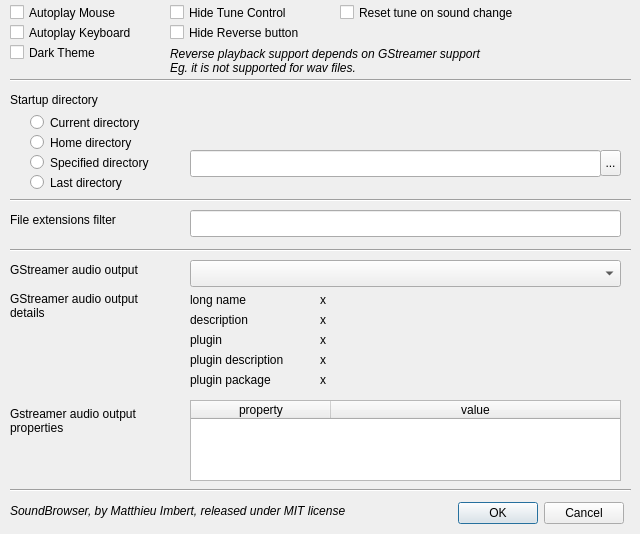
Qt form lib/ui_lib/prefs_dial.ui (mimbert/soundbrowser) before a commit.
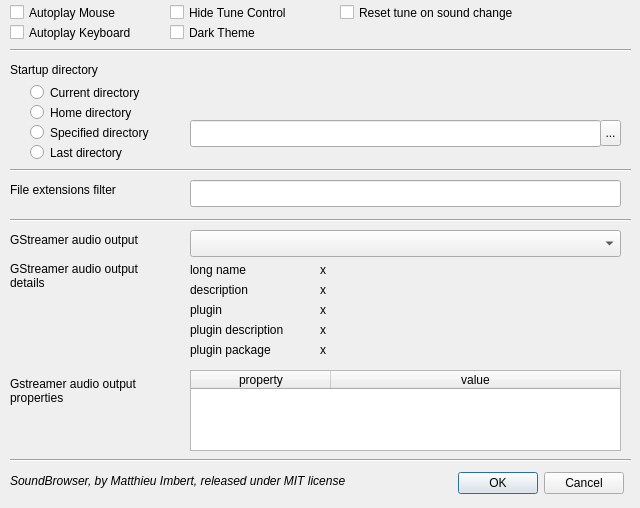
The same form after that commit. Icons and pictures are not drawn.

Commit message: fix rate handling + remove reverse playing

Patch:
```diff
--- a/lib/ui_lib/prefs_dial.ui
+++ b/lib/ui_lib/prefs_dial.ui
@@ -7,7 +7,7 @@
     <x>0</x>
     <y>0</y>
     <width>640</width>
-    <height>534</height>
+    <height>508</height>
    </rect>
   </property>
   <property name="sizePolicy">
@@ -30,7 +30,7 @@
    <property name="geometry">
     <rect>
      <x>450</x>
-     <y>500</y>
+     <y>470</y>
      <width>181</width>
      <height>27</height>
     </rect>
@@ -49,7 +49,7 @@
    <property name="geometry">
     <rect>
      <x>30</x>
-     <y>110</y>
+     <y>80</y>
      <width>141</width>
      <height>25</height>
     </rect>
@@ -68,7 +68,7 @@
    <property name="geometry">
     <rect>
      <x>30</x>
-     <y>130</y>
+     <y>100</y>
      <width>129</width>
      <height>25</height>
     </rect>
@@ -87,7 +87,7 @@
    <property name="geometry">
     <rect>
      <x>30</x>
-     <y>150</y>
+     <y>120</y>
      <width>151</width>
      <height>25</height>
     </rect>
@@ -106,7 +106,7 @@
    <property name="geometry">
     <rect>
      <x>190</x>
-     <y>150</y>
+     <y>120</y>
      <width>411</width>
      <height>27</height>
     </rect>
@@ -116,7 +116,7 @@
    <property name="geometry">
     <rect>
      <x>30</x>
-     <y>170</y>
+     <y>140</y>
      <width>131</width>
      <height>25</height>
     </rect>
@@ -129,7 +129,7 @@
    <property name="geometry">
     <rect>
      <x>600</x>
-     <y>150</y>
+     <y>120</y>
      <width>21</width>
      <height>26</height>
     </rect>
@@ -142,7 +142,7 @@
    <property name="geometry">
     <rect>
      <x>10</x>
-     <y>90</y>
+     <y>60</y>
      <width>151</width>
      <height>19</height>
     </rect>
@@ -161,7 +161,7 @@
    <property name="geometry">
     <rect>
      <x>10</x>
-     <y>210</y>
+     <y>180</y>
      <width>141</width>
      <height>19</height>
     </rect>
@@ -180,7 +180,7 @@
    <property name="geometry">
     <rect>
      <x>190</x>
-     <y>210</y>
+     <y>180</y>
      <width>431</width>
      <height>27</height>
     </rect>
@@ -190,7 +190,7 @@
    <property name="geometry">
     <rect>
      <x>10</x>
-     <y>260</y>
+     <y>230</y>
      <width>171</width>
      <height>19</height>
     </rect>
@@ -203,7 +203,7 @@
    <property name="geometry">
     <rect>
      <x>190</x>
-     <y>260</y>
+     <y>230</y>
      <width>431</width>
      <height>27</height>
     </rect>
@@ -213,7 +213,7 @@
    <property name="geometry">
     <rect>
      <x>190</x>
-     <y>400</y>
+     <y>370</y>
      <width>431</width>
      <height>81</height>
     </rect>
@@ -257,7 +257,7 @@
    <property name="geometry">
     <rect>
      <x>10</x>
-     <y>400</y>
+     <y>370</y>
      <width>161</width>
      <height>41</height>
     </rect>
@@ -271,7 +271,7 @@
    <property name="geometry">
     <rect>
      <x>10</x>
-     <y>280</y>
+     <y>250</y>
      <width>171</width>
      <height>51</height>
     </rect>
@@ -285,7 +285,7 @@
    <property name="geometry">
     <rect>
      <x>190</x>
-     <y>290</y>
+     <y>260</y>
      <width>81</width>
      <height>19</height>
     </rect>
@@ -298,7 +298,7 @@
    <property name="geometry">
     <rect>
      <x>190</x>
-     <y>310</y>
+     <y>280</y>
      <width>91</width>
      <height>19</height>
     </rect>
@@ -311,7 +311,7 @@
    <property name="geometry">
     <rect>
      <x>190</x>
-     <y>330</y>
+     <y>300</y>
      <width>91</width>
      <height>19</height>
     </rect>
@@ -324,7 +324,7 @@
    <property name="geometry">
     <rect>
      <x>190</x>
-     <y>350</y>
+     <y>320</y>
      <width>131</width>
      <height>19</height>
     </rect>
@@ -337,7 +337,7 @@
    <property name="geometry">
     <rect>
      <x>190</x>
-     <y>370</y>
+     <y>340</y>
      <width>131</width>
      <height>19</height>
     </rect>
@@ -350,7 +350,7 @@
    <property name="geometry">
     <rect>
      <x>320</x>
-     <y>290</y>
+     <y>260</y>
      <width>301</width>
      <height>19</height>
     </rect>
@@ -363,7 +363,7 @@
    <property name="geometry">
     <rect>
      <x>320</x>
-     <y>310</y>
+     <y>280</y>
      <width>301</width>
      <height>19</height>
     </rect>
@@ -376,7 +376,7 @@
    <property name="geometry">
     <rect>
      <x>320</x>
-     <y>330</y>
+     <y>300</y>
      <width>301</width>
      <height>19</height>
     </rect>
@@ -389,7 +389,7 @@
    <property name="geometry">
     <rect>
      <x>320</x>
-     <y>350</y>
+     <y>320</y>
      <width>301</width>
      <height>19</height>
     </rect>
@@ -402,7 +402,7 @@
    <property name="geometry">
     <rect>
      <x>320</x>
-     <y>370</y>
+     <y>340</y>
      <width>301</width>
      <height>19</height>
     </rect>
@@ -441,7 +441,7 @@
    <property name="geometry">
     <rect>
      <x>10</x>
-     <y>70</y>
+     <y>40</y>
      <width>621</width>
      <height>20</height>
     </rect>
@@ -454,7 +454,7 @@
    <property name="geometry">
     <rect>
      <x>10</x>
-     <y>240</y>
+     <y>210</y>
      <width>621</width>
      <height>20</height>
     </rect>
@@ -467,7 +467,7 @@
    <property name="geometry">
     <rect>
      <x>10</x>
-     <y>190</y>
+     <y>160</y>
      <width>621</width>
      <height>20</height>
     </rect>
@@ -480,7 +480,7 @@
    <property name="geometry">
     <rect>
      <x>10</x>
-     <y>480</y>
+     <y>450</y>
      <width>621</width>
      <height>20</height>
     </rect>
@@ -493,7 +493,7 @@
    <property name="geometry">
     <rect>
      <x>10</x>
-     <y>500</y>
+     <y>470</y>
      <width>441</width>
      <height>21</height>
     </rect>
@@ -512,8 +512,8 @@
   <widget class="QCheckBox" name="check_dark_theme">
    <property name="geometry">
     <rect>
-     <x>10</x>
-     <y>40</y>
+     <x>170</x>
+     <y>20</y>
      <width>141</width>
      <height>25</height>
     </rect>
@@ -535,38 +535,6 @@
     <string>Hide Tune Control</string>
    </property>
   </widget>
-  <widget class="QCheckBox" name="check_hide_reverse">
-   <property name="geometry">
-    <rect>
-     <x>170</x>
-     <y>20</y>
-     <width>171</width>
-     <height>25</height>
-    </rect>
-   </property>
-   <property name="text">
-    <string>Hide Reverse button</string>
-   </property>
-  </widget>
-  <widget class="QLabel" name="label_2">
-   <property name="geometry">
-    <rect>
-     <x>170</x>
-     <y>40</y>
-     <width>431</width>
-     <height>41</height>
-    </rect>
-   </property>
-   <property name="font">
-    <font>
-     <italic>true</italic>
-    </font>
-   </property>
-   <property name="text">
-    <string>Reverse playback support depends on GStreamer support
-Eg. it is not supported for wav files.</string>
-   </property>
-  </widget>
   <widget class="QCheckBox" name="check_reset_tune_between_sounds">
    <property name="geometry">
     <rect>
```
The commit also changes 6 other files.
